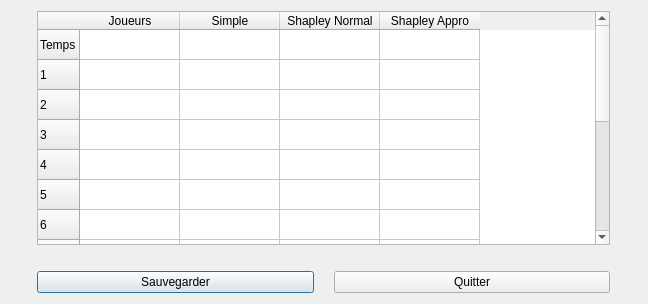
Above: Forms/resultat.ui from Ehonne/Valeurs-de-Shapley before the change. Below: the same form after it.
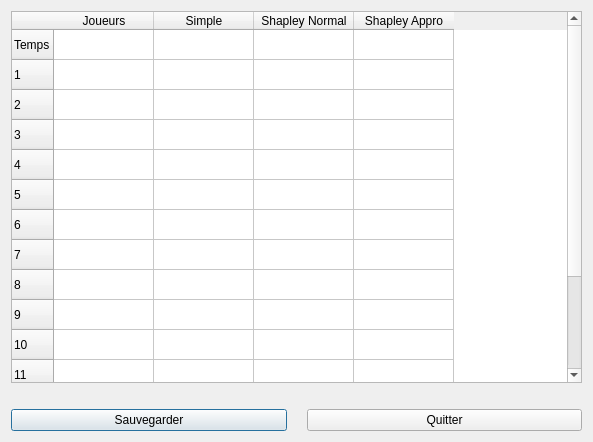
That is the form after the change.

Patch:
```diff
--- a/Forms/resultat.ui
+++ b/Forms/resultat.ui
@@ -6,8 +6,8 @@
    <rect>
     <x>0</x>
     <y>0</y>
-    <width>648</width>
-    <height>304</height>
+    <width>593</width>
+    <height>442</height>
    </rect>
   </property>
   <property name="windowTitle">
```
